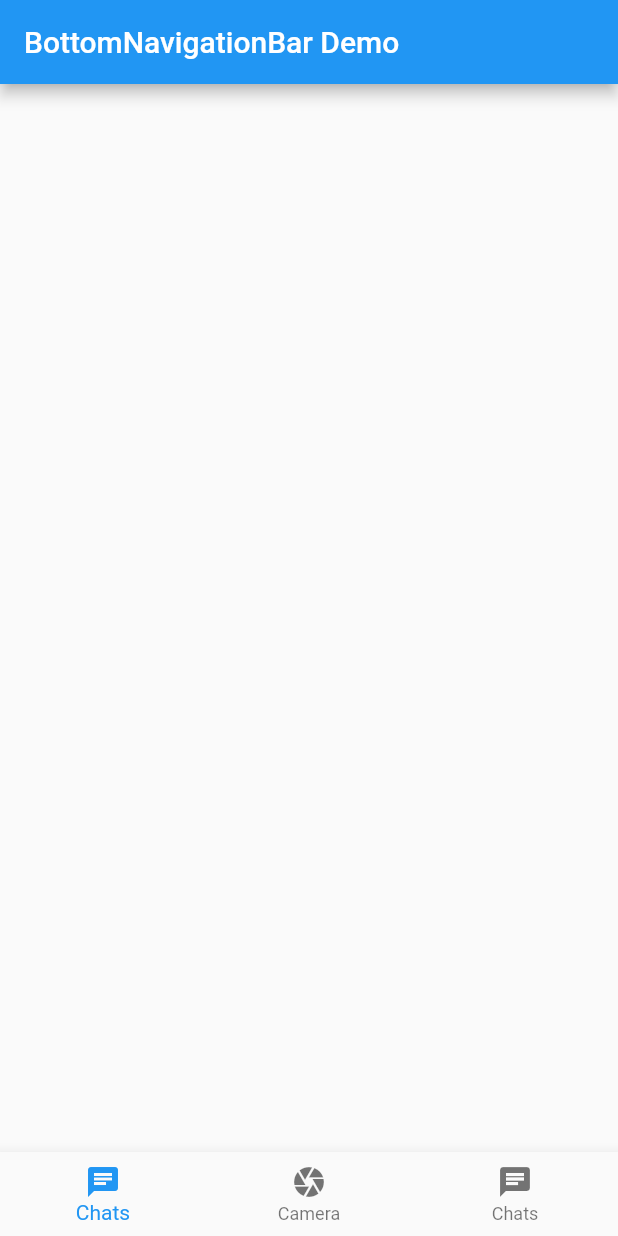
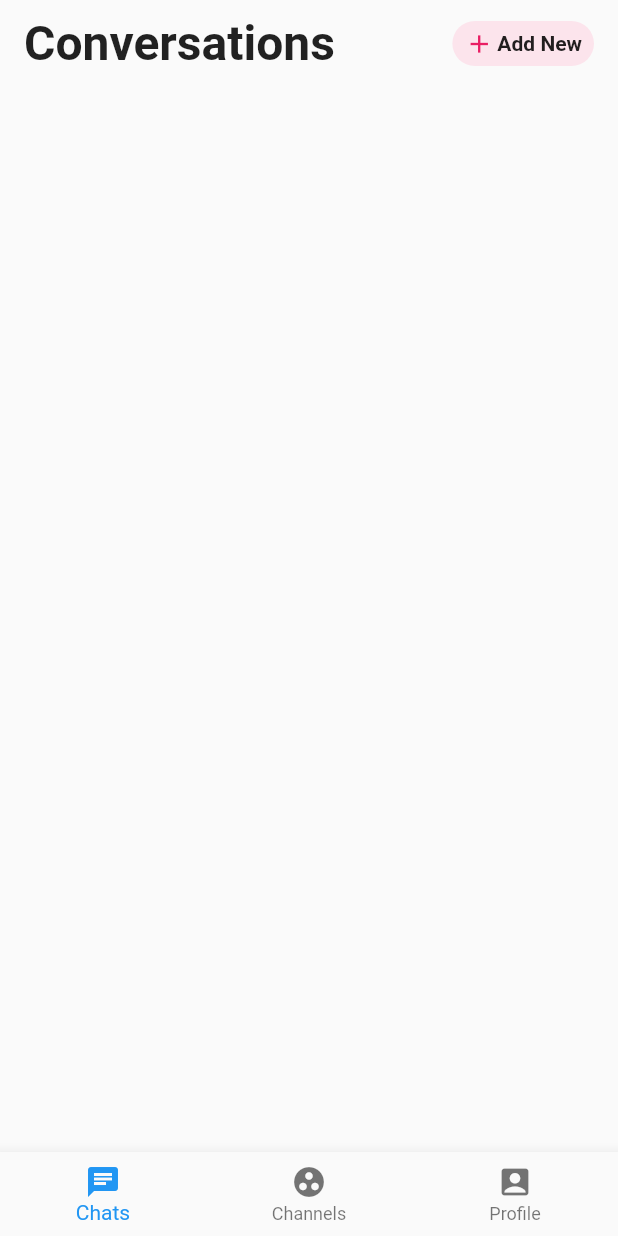
Before and after one commit to Lakshmikanth-472/messengerApp, a Flutter app: the screen it shows after launch, on a phone screen of 412 x 824 dp. Run offline on Flutter 3.47's test engine with Material 2 defaults, Android fonts, the phone set to English and light mode, and no system bars.

Commit message:
initial commit

```diff
--- /dev/null
+++ b/lib/chatPage.dart
@@ -0,0 +1,60 @@
+import 'package:flutter/material.dart';
+// import 'package:searchbar_animation/searchbar_animation.dart';
+class ChatPage extends StatefulWidget {
+  @override
+  _ChatPageState createState() => _ChatPageState();
+}
+
+class _ChatPageState extends State<ChatPage> {
+  @override
+  Widget build(BuildContext context) {
+    return Scaffold(
+      body: SingleChildScrollView(
+        physics: const BouncingScrollPhysics(),
+        child: Column(
+
+
+          crossAxisAlignment: CrossAxisAlignment.start,
+          children: <Widget>[
+            SafeArea(
+              child: Padding(
+                padding: EdgeInsets.only(left: 16,right: 16,top: 10),
+                child: Row(
+                  mainAxisAlignment: MainAxisAlignment.spaceBetween,
+                  children: <Widget>[
+                    Text("Conversations",style: TextStyle(fontSize: 32,fontWeight: FontWeight.bold),),
+                    Container(
+                      padding: EdgeInsets.only(left: 8,right: 8,top: 2,bottom: 2),
+                      height: 30,
+                      decoration: BoxDecoration(
+                        borderRadius: BorderRadius.circular(30),
+                        color: Colors.pink[50],
+                      ),
+                      child: Row(
+                        children: <Widget>[
+                          Icon(Icons.add,color: Colors.pink,size: 20,),
+                          SizedBox(width: 2,),
+                          Text("Add New",style: TextStyle(fontSize: 14,fontWeight: FontWeight.bold),),
+                        ],
+                      ),
+
+                    ),
+
+
+
+                  ],
+                ),
+              ),
+            ),
+          ],
+
+        ),
+
+      ),
+
+    );
+
+
+  }
+
+}
--- a/lib/screens/homePage.dart
+++ b/lib/screens/homePage.dart
@@ -1,4 +1,6 @@
 import 'package:flutter/material.dart';
+
+import '../chatPage.dart';
 // void main() {
 //   runApp(MyApp());
 // }
@@ -8,22 +10,30 @@ import 'package:flutter/material.dart';
   Widget build(BuildContext context) {
   //
   return Scaffold(
-  appBar: AppBar(
-    title: const Text('BottomNavigationBar Demo'),
-  ),
+  //
+  body: ChatPage(),
+
   bottomNavigationBar: BottomNavigationBar(
     items: const <BottomNavigationBarItem>[
       BottomNavigationBarItem(
        icon: Icon(Icons.chat),
         label: 'Chats',
       ),
+      // BottomNavigationBarItem(
+      //   icon: Icon(Icons.camera),
+      //   label: 'Camera',
+
+    BottomNavigationBarItem(
+            icon: Icon(Icons.group_work),
+            label: "Channels",
+          ),
+
+      // BottomNavigationBarItem(
+      //   icon: Icon(Icons.chat),
+      //   label: 'Chats',
       BottomNavigationBarItem(
-        icon: Icon(Icons.camera),
-        label: 'Camera',
-      ),
-      BottomNavigationBarItem(
-        icon: Icon(Icons.chat),
-        label: 'Chats',
+            icon: Icon(Icons.account_box),
+            label: "Profile",
       ),
     ],
   ),
--- a/pubspec.yaml
+++ b/pubspec.yaml
@@ -31,6 +31,7 @@ environment:
 dependencies:
   flutter:
     sdk: flutter
+
 
 
   # The following adds the Cupertino Icons font to your application.
```
